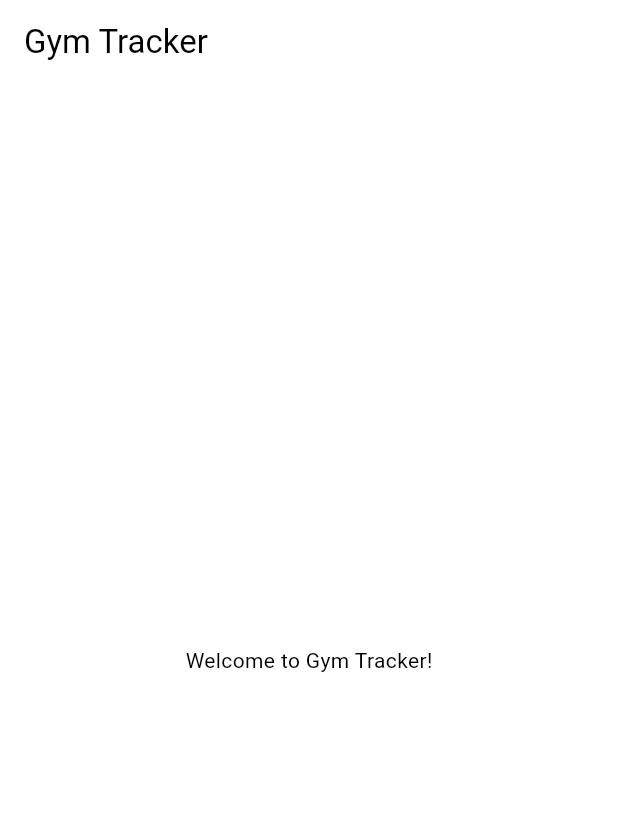
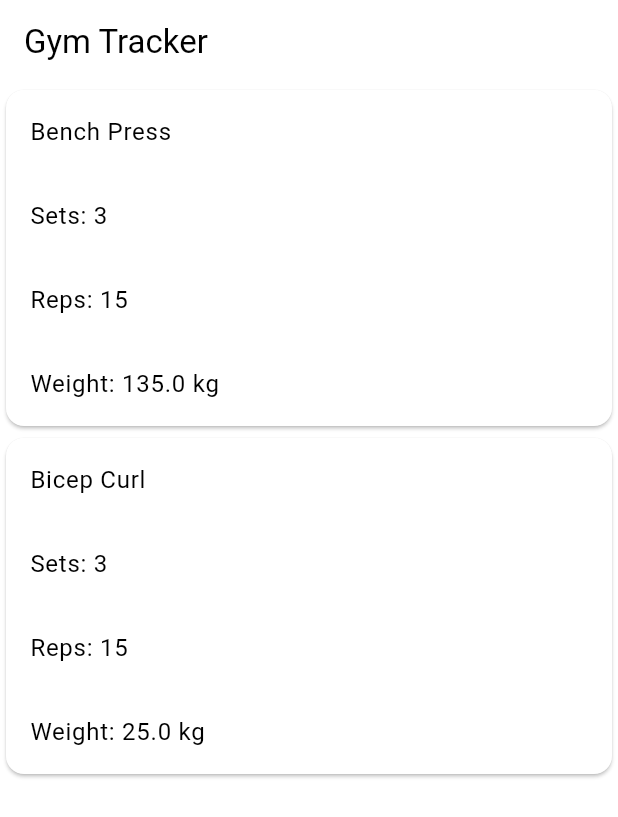
Before and after one commit to Narzgul/GymTracker, a Flutter app: the screen it shows after launch, on a phone screen of 412 x 824 dp. Shown: the top 817 px of the screen. Run offline on Flutter 3.47's test engine with Material 3 defaults, Android fonts, the phone set to English and light mode, and no system bars.

Commit message:
add a first exercise card

```diff
--- /dev/null
+++ b/lib/exercise_card.dart
@@ -0,0 +1,43 @@
+import 'package:flutter/material.dart';
+
+class ExerciseCard extends StatefulWidget {
+  final String exerciseName;
+  final int numSets;
+  final int numReps;
+  final double weight;
+
+  const ExerciseCard({
+    super.key,
+    required this.exerciseName,
+    required this.numSets,
+    required this.numReps,
+    required this.weight,
+  });
+
+  @override
+  State<ExerciseCard> createState() => _ExerciseCardState();
+}
+
+class _ExerciseCardState extends State<ExerciseCard> {
+  @override
+  Widget build(BuildContext context) {
+    return Card(
+      child: Column(
+        children: <Widget>[
+          ListTile(
+            title: Text(widget.exerciseName),
+          ),
+          ListTile(
+            title: Text("Sets: ${widget.numSets}"),
+          ),
+          ListTile(
+            title: Text("Reps: ${widget.numReps}"),
+          ),
+          ListTile(
+            title: Text("Weight: ${widget.weight} kg"),
+          ),
+        ],
+      ),
+    );
+  }
+}
--- a/lib/main.dart
+++ b/lib/main.dart
@@ -1,4 +1,5 @@
 import 'package:flutter/material.dart';
+import 'package:gym_tracker/exercise_card.dart';
 
 void main() {
   runApp(const GymTracker());
@@ -19,8 +20,21 @@ class GymTracker extends StatelessWidget {
         appBar: AppBar(
           title: const Text('Gym Tracker'),
         ),
-        body: const Center(
-          child: Text('Welcome to Gym Tracker!'),
+        body: ListView(
+          children: const [
+            ExerciseCard(
+              exerciseName: "Bench Press",
+              numSets: 3,
+              numReps: 15,
+              weight: 135,
+            ),
+            ExerciseCard(
+              exerciseName: "Bicep Curl",
+              numSets: 3,
+              numReps: 15,
+              weight: 25,
+            ),
+          ],
         ),
       ),
     );
```
